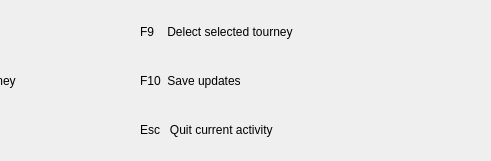
Before: the Qt Designer form CribbageQt/UI/tourneysActivityPanel.ui in mwycombe/CribbageQt, drawn with Qt 5; both pictures show x 220 to 711 and y 0 to 161 of the 711 by 161 pixel window.
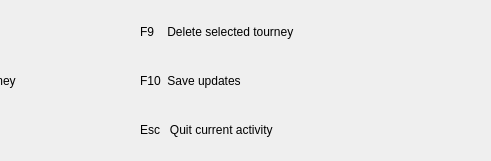
After: the same form once the commit is applied.

Commit message: working on stacked  activity widgets

Diff of the .ui file:
```diff
--- a/CribbageQt/UI/tourneysActivityPanel.ui
+++ b/CribbageQt/UI/tourneysActivityPanel.ui
@@ -68,7 +68,7 @@
      <item>
       <widget class="QLabel" name="playersF9ActivityLabel">
        <property name="text">
-        <string>F9    Delect selected tourney</string>
+        <string>F9    Delete selected tourney</string>
        </property>
       </widget>
      </item>
```
The commit also changes 7 other files.
